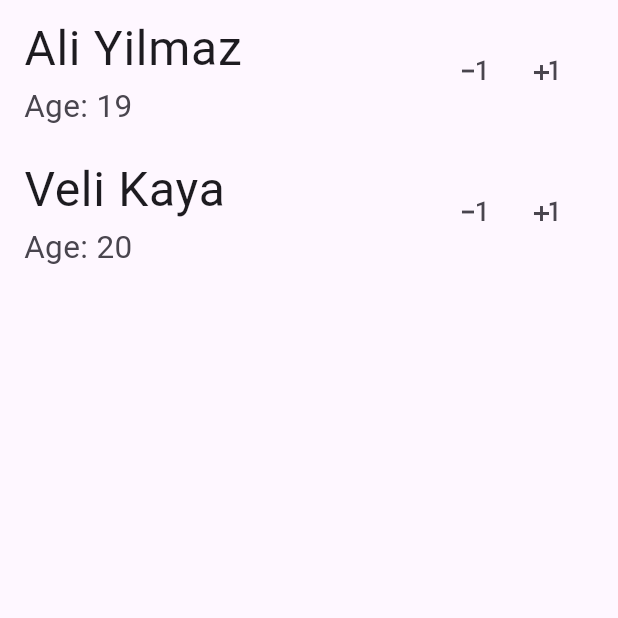
After one commit to gazialankus/se380_2024_fall_inclass, a Flutter app: the ClassroomPage screen opened directly, on a phone screen of 412 x 824 dp, the top half of it. The commit adds this screen. Run offline on Flutter 3.47's test engine with Material 3 defaults, Android fonts, the phone set to English and light mode, and no system bars.

Commit message:
Classroom and student work, student changes are reflected to classroom with a callback funciton, crappy solution.

```diff
--- /dev/null
+++ b/lib/classroom.dart
@@ -0,0 +1,104 @@
+
+import 'package:flutter/cupertino.dart';
+import 'package:flutter/material.dart';
+import 'package:se380_wk1/student.dart';
+
+void main() {
+  runApp(ClassroomApp());
+}
+
+class ClassroomApp extends StatelessWidget {
+  const ClassroomApp({super.key});
+
+  @override
+  Widget build(BuildContext context) {
+    return MaterialApp(
+      home: ClassroomPage(),
+    );
+  }
+}
+
+
+class ClassroomPage extends StatefulWidget {
+  const ClassroomPage({super.key});
+
+  @override
+  State<ClassroomPage> createState() => _ClassroomPageState();
+}
+
+class _ClassroomPageState extends State<ClassroomPage> {
+  final students = <Student>[];
+
+  @override
+  void initState() {
+    super.initState();
+    students.addAll([
+      Student('Ali Yilmaz', 19),
+      Student('Veli Kaya', 20),
+    ]);
+  }
+
+  @override
+  Widget build(BuildContext context) {
+    return Scaffold(
+      body: SafeArea(
+        child: Column(
+          children: [
+            for (final student in students)
+              StudentWidget(
+                student: student,
+                onStudentChanged: () {
+                  setState(() {});
+                }
+              ),
+          ],
+        ),
+      ),
+    );
+  }
+}
+
+class StudentWidget extends StatelessWidget {
+  const StudentWidget({
+    super.key,
+    required this.student, required this.onStudentChanged,
+  });
+
+  final Student student;
+  final void Function() onStudentChanged;
+
+  @override
+  Widget build(BuildContext context) {
+    return ListTile(
+      title: Text(
+        student.name,
+        textScaler: TextScaler.linear(2),
+      ),
+      subtitle: Text(
+        'Age: ${student.age}',
+        textScaler: TextScaler.linear(1.5),
+      ),
+      trailing: Row(
+        mainAxisSize: MainAxisSize.min,
+        children: [
+          IconButton(
+            onPressed: () {
+              print('will decrease age ${student.name} here');
+              student.age -= 1;
+              onStudentChanged();
+            },
+            icon: Icon(Icons.exposure_minus_1),
+          ),
+          IconButton(
+            onPressed: () {
+              print('will increase age of ${student.name} here');
+              student.age += 1;
+              onStudentChanged();
+            },
+            icon: Icon(Icons.plus_one),
+          ),
+        ],
+      ),
+    );
+  }
+}
--- a/lib/main.dart
+++ b/lib/main.dart
@@ -33,7 +33,7 @@ void main() {
 
   Person? maybeP;
 
-  runHome(maybeP);
+  // runHome(maybeP);
 
   print(p.age);
   print(p._numberOfSecrets);
--- /dev/null
+++ b/lib/student.dart
@@ -0,0 +1,6 @@
+class Student {
+  Student(this.name, this.age);
+
+  String name;
+  int age;
+}
```
